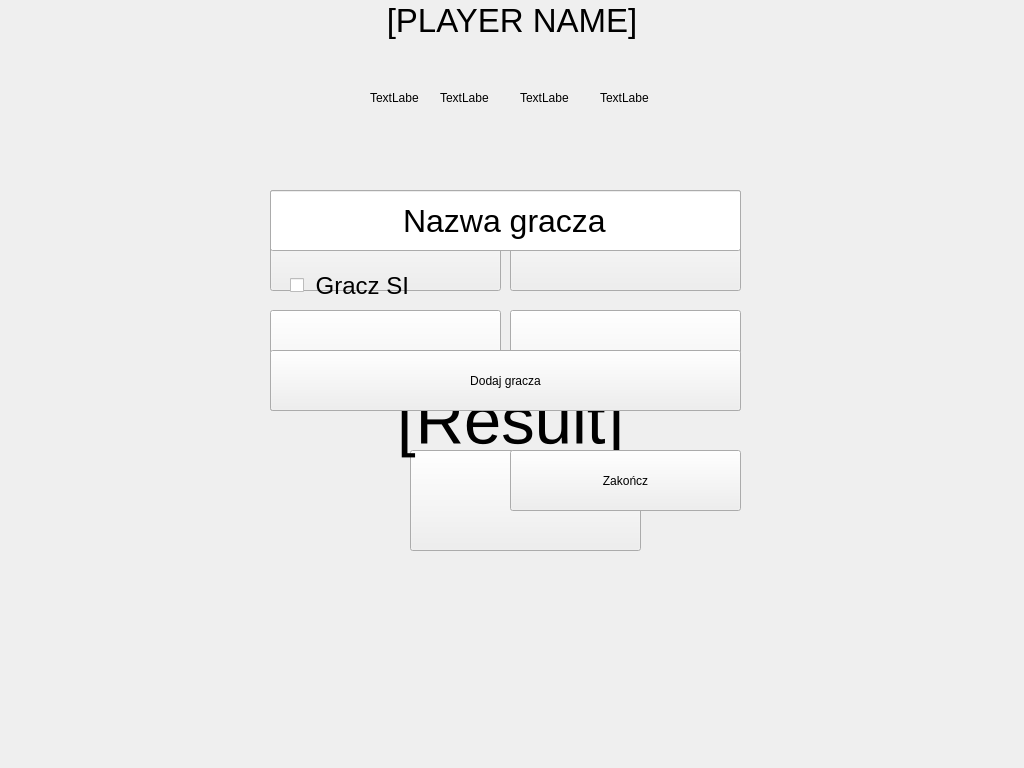
Above: mainwindow.ui from DAXPL/MalyDresiarz before the change. Below: the same form after it.
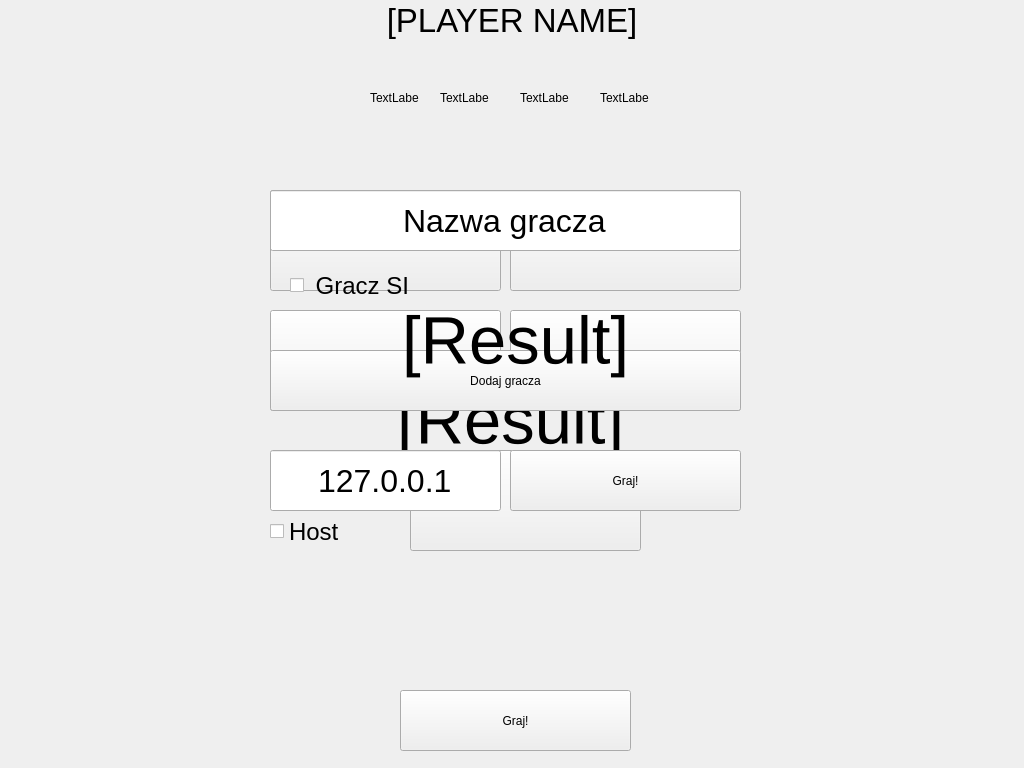
That is the form after the change.

Commit message: Base server connection

```diff
--- a/mainwindow.ui
+++ b/mainwindow.ui
@@ -273,7 +273,99 @@
       </rect>
      </property>
      <property name="text">
-      <string>Zakończ</string>
+      <string>Graj!</string>
+     </property>
+    </widget>
+    <widget class="QLineEdit" name="ServerIP">
+     <property name="geometry">
+      <rect>
+       <x>260</x>
+       <y>440</y>
+       <width>231</width>
+       <height>61</height>
+      </rect>
+     </property>
+     <property name="font">
+      <font>
+       <pointsize>24</pointsize>
+      </font>
+     </property>
+     <property name="text">
+      <string>127.0.0.1</string>
+     </property>
+     <property name="maxLength">
+      <number>32</number>
+     </property>
+     <property name="frame">
+      <bool>true</bool>
+     </property>
+     <property name="alignment">
+      <set>Qt::AlignCenter</set>
+     </property>
+    </widget>
+    <widget class="QCheckBox" name="isHostCheckbox">
+     <property name="geometry">
+      <rect>
+       <x>260</x>
+       <y>501</y>
+       <width>231</width>
+       <height>41</height>
+      </rect>
+     </property>
+     <property name="font">
+      <font>
+       <pointsize>18</pointsize>
+      </font>
+     </property>
+     <property name="text">
+      <string>Host</string>
+     </property>
+    </widget>
+   </widget>
+   <widget class="QWidget" name="PlayerWaitingForGame" native="true">
+    <property name="geometry">
+     <rect>
+      <x>10</x>
+      <y>10</y>
+      <width>1024</width>
+      <height>768</height>
+     </rect>
+    </property>
+    <widget class="QLabel" name="WaitingLabel">
+     <property name="geometry">
+      <rect>
+       <x>10</x>
+       <y>0</y>
+       <width>991</width>
+       <height>661</height>
+      </rect>
+     </property>
+     <property name="font">
+      <font>
+       <pointsize>50</pointsize>
+      </font>
+     </property>
+     <property name="frameShape">
+      <enum>QFrame::NoFrame</enum>
+     </property>
+     <property name="text">
+      <string>[Result]</string>
+     </property>
+     <property name="alignment">
+      <set>Qt::AlignCenter</set>
+     </property>
+    </widget>
+    <widget class="QPushButton" name="StartGameButton">
+     <property name="geometry">
+      <rect>
+       <x>390</x>
+       <y>680</y>
+       <width>231</width>
+       <height>61</height>
+      </rect>
+     </property>
+     <property name="text">
+      <string>Graj!</string>
      </property>
     </widget>
    </widget>
```
The commit also changes 5 other files.
